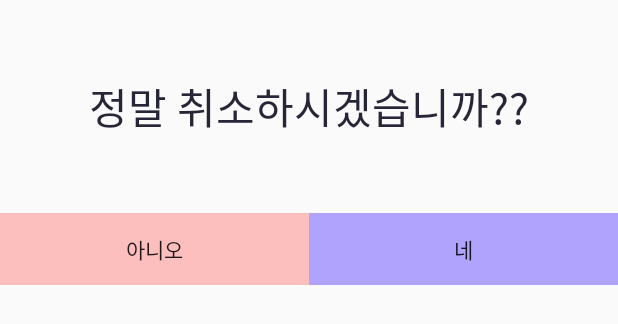
After one commit to kirkee2/HelloMoney, an Android app: the layout cancel_custom_dialog.xml on its own in the app's theme, with its tools: preview values and no code run, on a phone screen of 412 x 824 dp. The commit adds this screen. Shown: the top 324 px of the screen. Run offline under Robolectric (Android 15) with nearby library versions, the phone set to English and light mode, and no system bars.

Commit message:
cancel custom dialog added

```diff
--- /dev/null
+++ b/app/src/main/res/layout/cancel_custom_dialog.xml
@@ -0,0 +1,46 @@
+<?xml version="1.0" encoding="utf-8"?>
+<LinearLayout xmlns:android="http://schemas.android.com/apk/res/android"
+    xmlns:app="http://schemas.android.com/apk/res-auto"
+    android:id="@+id/linearLayout"
+    android:orientation="vertical"
+    android:layout_width="match_parent"
+    android:layout_height="wrap_content">
+
+    <TextView
+        android:id="@+id/textView"
+        android:layout_width="match_parent"
+        android:layout_height="wrap_content"
+        android:gravity="center"
+        android:layout_marginBottom="50dp"
+        android:layout_marginTop="50dp"
+        android:layout_marginStart="20dp"
+        android:layout_marginEnd="20dp"
+        android:textSize="@dimen/large"
+        android:textColor="@color/pointTypo"
+        android:text="정말 취소하시겠습니까??" />
+
+    <LinearLayout
+        android:orientation="horizontal"
+        android:layout_width="match_parent"
+        android:layout_height="match_parent"
+        android:weightSum="100">
+
+        <Button
+            android:id="@+id/no"
+            android:layout_width="0dp"
+            android:layout_height="wrap_content"
+            android:layout_weight="50"
+            style="?android:attr/borderlessButtonStyle"
+            android:background="#afffa4a4"
+            android:text="아니오" />
+
+        <Button
+            android:id="@+id/yes"
+            android:layout_width="0dp"
+            android:layout_height="wrap_content"
+            android:layout_weight="50"
+            style="?android:attr/borderlessButtonStyle"
+            android:background="#af8e7dff"
+            android:text="네" />
+    </LinearLayout>
+</LinearLayout>
```
Also changed, not shown: app/src/main/java/com/beta/tacademy/hellomoneycustomer/activity/RequestQuotationActivity.java (+47 -8 lines), app/src/main/java/com/beta/tacademy/hellomoneycustomer/recyclerViews/RequestQuotationRecyclerView/RequestQuotationRecyclerViewAdapter.java (added, +8 -0 lines), app/src/main/java/com/beta/tacademy/hellomoneycustomer/recyclerViews/RequestQuotationRecyclerView/RequestQuotationValueObject.java (added, +8 -0 lines), app/src/main/res/layout/activity_request_quotation.xml (+21 -7 lines), app/src/main/res/drawable-xxhdpi/my_chatting_balloon.9.png (added), app/src/main/res/drawable-xxhdpi/system_chatting_balloon.9.png (added).
